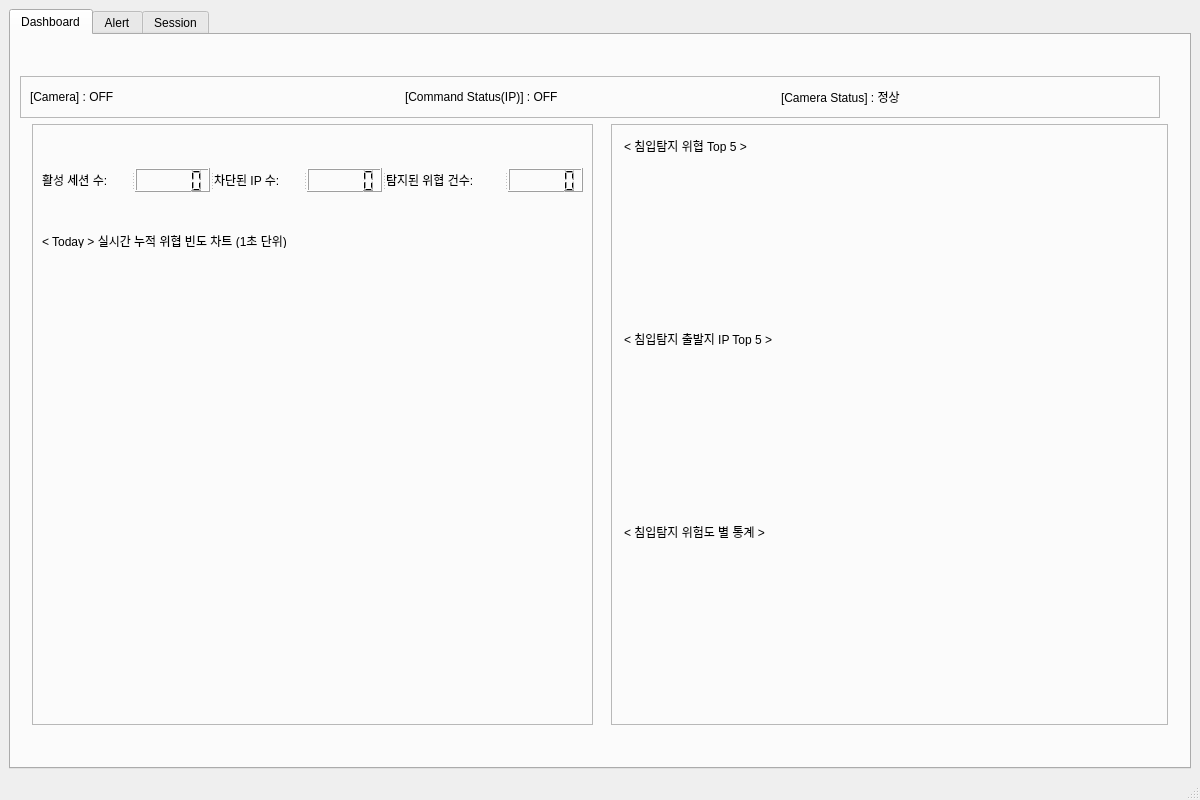
This is forms/mainwindow.ui in Henry93s/Argus_IPS_Client as Qt 5 draws it before an edit. The edited form follows.
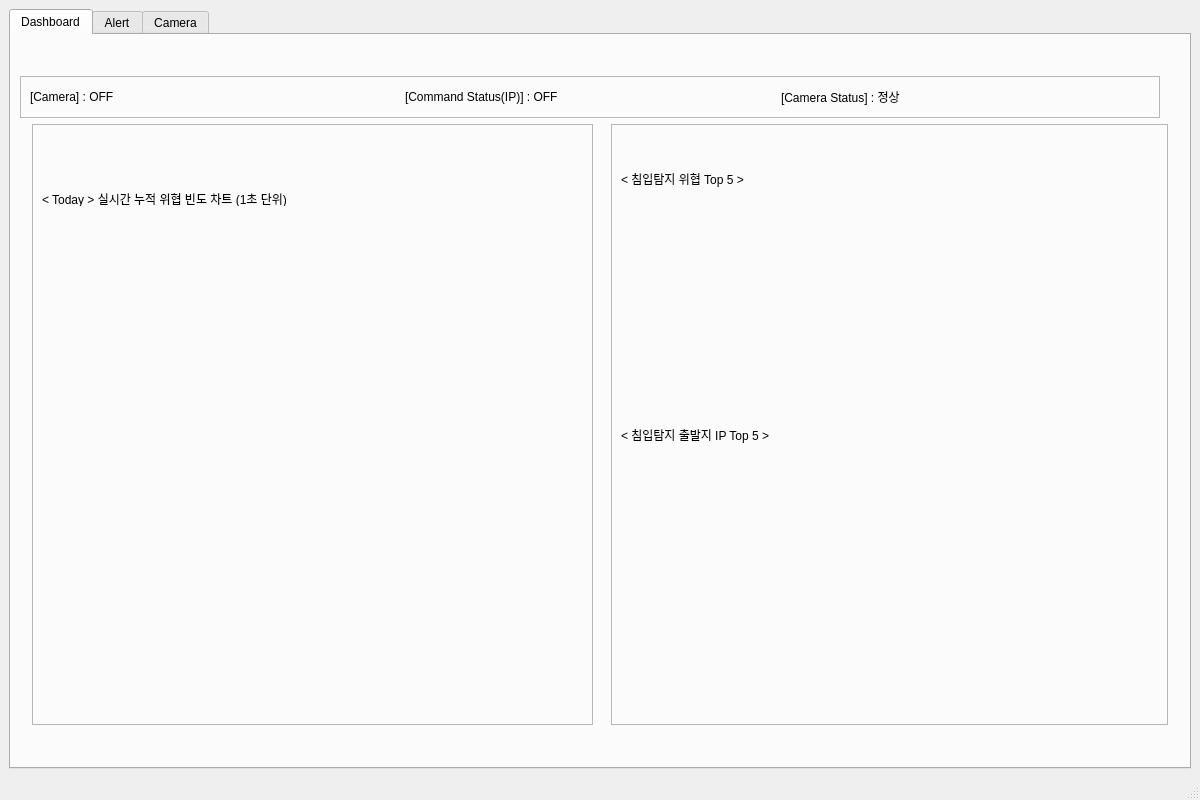
This is the edited form. Custom widgets are drawn as their Qt base class.

Commit message: raspberry camera tab and directing mode function add

Patch:
```diff
--- a/forms/mainwindow.ui
+++ b/forms/mainwindow.ui
@@ -107,52 +107,6 @@
                <enum>QFrame::Shadow::Raised</enum>
               </property>
               <layout class="QVBoxLayout" name="verticalLayout">
-               <item>
-                <widget class="QSplitter" name="splitter">
-                 <property name="orientation">
-                  <enum>Qt::Orientation::Horizontal</enum>
-                 </property>
-                 <widget class="QLabel" name="ActiveSessionCountLabel">
-                  <property name="text">
-                   <string>활성 세션 수: </string>
-                  </property>
-                 </widget>
-                 <widget class="QLCDNumber" name="ActiveSessionCountLcdNumber">
-                  <property name="maximumSize">
-                   <size>
-                    <width>75</width>
-                    <height>24</height>
-                   </size>
-                  </property>
-                 </widget>
-                 <widget class="QLabel" name="BannedIPCountLabel">
-                  <property name="text">
-                   <string>차단된 IP 수: </string>
-                  </property>
-                 </widget>
-                 <widget class="QLCDNumber" name="BannedIPCountLcdNumber">
-                  <property name="maximumSize">
-                   <size>
-                    <width>75</width>
-                    <height>24</height>
-                   </size>
-                  </property>
-                 </widget>
-                 <widget class="QLabel" name="ThreatCountLabel">
-                  <property name="text">
-                   <string>탐지된 위협 건수: </string>
-                  </property>
-                 </widget>
-                 <widget class="QLCDNumber" name="ThreatCountLcdNumber">
-                  <property name="maximumSize">
-                   <size>
-                    <width>75</width>
-                    <height>24</height>
-                   </size>
-                  </property>
-                 </widget>
-                </widget>
-               </item>
                <item>
                 <widget class="QLabel" name="label">
                  <property name="maximumSize">
@@ -211,54 +165,66 @@
               <property name="frameShadow">
                <enum>QFrame::Shadow::Raised</enum>
               </property>
-              <widget class="QLabel" name="ThreatTypePChartLabel">
+              <widget class="QWidget" name="">
                <property name="geometry">
                 <rect>
-                 <x>13</x>
+                 <x>10</x>
                  <y>13</y>
-                 <width>131</width>
-                 <height>16</height>
+                 <width>502</width>
+                 <height>531</height>
                 </rect>
+               </property>
+               <layout class="QVBoxLayout" name="verticalLayout_4">
+                <item>
+                 <widget class="QLabel" name="ThreatTypePChartLabel">
+                  <property name="maximumSize">
+                   <size>
+                    <width>16777215</width>
+                    <height>40</height>
+                   </size>
                </property>
                <property name="text">
                 <string>&lt; 침입탐지 위협 Top 5 &gt;</string>
                </property>
               </widget>
+                </item>
+                <item>
+                 <widget class="QWidget" name="threatTop5_widget" native="true">
+                  <property name="sizePolicy">
+                   <sizepolicy hsizetype="Fixed" vsizetype="Fixed">
+                    <horstretch>0</horstretch>
+                    <verstretch>0</verstretch>
+                   </sizepolicy>
+                  </property>
+                  <property name="minimumSize">
+                   <size>
+                    <width>500</width>
+                    <height>140</height>
+                   </size>
+                  </property>
+                  <property name="maximumSize">
+                   <size>
+                    <width>501</width>
+                    <height>160</height>
+                   </size>
+                  </property>
+                 </widget>
+                </item>
+                <item>
               <widget class="QLabel" name="HozTopAttackerTop5Label">
-               <property name="geometry">
-                <rect>
-                 <x>13</x>
-                 <y>206</y>
-                 <width>157</width>
-                 <height>16</height>
-                </rect>
+                  <property name="maximumSize">
+                   <size>
+                    <width>16777215</width>
+                    <height>40</height>
+                   </size>
                </property>
                <property name="text">
                 <string>&lt; 침입탐지 출발지 IP Top 5 &gt;</string>
                </property>
               </widget>
-              <widget class="QLabel" name="ThreatTypePChartLabel_2">
-               <property name="geometry">
-                <rect>
-                 <x>13</x>
-                 <y>399</y>
-                 <width>146</width>
-                 <height>16</height>
-                </rect>
-               </property>
-               <property name="text">
-                <string>&lt; 침입탐지 위험도 별 통계 &gt;</string>
-               </property>
-              </widget>
-              <widget class="QWidget" name="widget_5" native="true">
-               <property name="geometry">
-                <rect>
-                 <x>20</x>
-                 <y>40</y>
-                 <width>501</width>
-                 <height>141</height>
-                </rect>
-               </property>
+                </item>
+                <item>
+                 <widget class="QWidget" name="startIPTop5_widget" native="true">
                <property name="sizePolicy">
                 <sizepolicy hsizetype="Fixed" vsizetype="Fixed">
                  <horstretch>0</horstretch>
@@ -274,9 +240,12 @@
                <property name="maximumSize">
                 <size>
                  <width>501</width>
-                 <height>141</height>
-                </size>
-               </property>
+                    <height>160</height>
+                   </size>
+                  </property>
+                 </widget>
+                </item>
+               </layout>
               </widget>
              </widget>
             </item>
@@ -1025,7 +994,7 @@
       </widget>
       <widget class="QWidget" name="SessionTab">
        <attribute name="title">
-        <string>Session</string>
+        <string>Camera</string>
        </attribute>
       </widget>
      </widget>
```
Left out of the diff: 65 changed lines with no effect on the pictures. Lines whose indentation alone changed are shown as unchanged. The commit also changes 6 other files.
